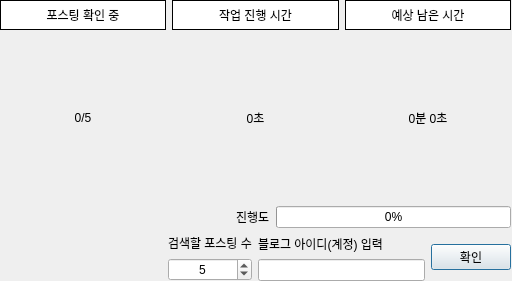
Before: the Qt Designer form resources/neighborBlame.ui in jihan-jinhee/blogHelper, drawn with Qt 5.
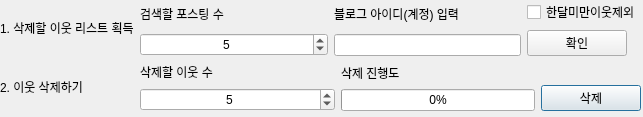
After: the same form once the commit is applied.

Commit message: 1. 이웃 삭제 기능 추가

The edit to the form file:
```diff
--- a/resources/neighborBlame.ui
+++ b/resources/neighborBlame.ui
@@ -6,8 +6,8 @@
    <rect>
     <x>0</x>
     <y>0</y>
-    <width>512</width>
-    <height>281</height>
+    <width>643</width>
+    <height>117</height>
    </rect>
   </property>
   <property name="windowTitle">
@@ -18,54 +18,30 @@
     <rect>
      <x>0</x>
      <y>0</y>
-     <width>511</width>
-     <height>281</height>
+     <width>641</width>
+     <height>111</height>
     </rect>
    </property>
-   <layout class="QVBoxLayout" name="verticalLayout_5" stretch="1,1,1">
-    <property name="topMargin">
-     <number>0</number>
-    </property>
-    <property name="bottomMargin">
-     <number>0</number>
-    </property>
-    <item>
-     <layout class="QHBoxLayout" name="horizontalLayout_2">
-      <property name="rightMargin">
-       <number>0</number>
-      </property>
+   <layout class="QGridLayout" name="gridLayout">
+    <item row="1" column="2">
+     <layout class="QHBoxLayout" name="horizontalLayout_3" stretch="1,1,1">
       <item>
        <layout class="QVBoxLayout" name="verticalLayout">
         <item>
          <widget class="QLabel" name="label">
-          <property name="maximumSize">
-           <size>
-            <width>16777215</width>
-            <height>30</height>
-           </size>
-          </property>
-          <property name="styleSheet">
-           <string notr="true">background-color: rgb(255, 255, 255);</string>
-          </property>
-          <property name="frameShape">
-           <enum>QFrame::Box</enum>
-          </property>
           <property name="text">
-           <string>포스팅 확인 중</string>
-          </property>
-          <property name="alignment">
-           <set>Qt::AlignCenter</set>
+           <string>삭제할 이웃 수</string>
           </property>
          </widget>
         </item>
         <item>
-         <widget class="QLabel" name="label_processing">
-          <property name="text">
-           <string>0/5</string>
-          </property>
+         <widget class="QSpinBox" name="spinBox_delete">
           <property name="alignment">
            <set>Qt::AlignCenter</set>
           </property>
+          <property name="value">
+           <number>5</number>
+          </property>
          </widget>
         </item>
        </layout>
@@ -73,126 +49,78 @@
       <item>
        <layout class="QVBoxLayout" name="verticalLayout_2">
         <item>
-         <widget class="QLabel" name="label_3">
-          <property name="maximumSize">
-           <size>
-            <width>16777215</width>
-            <height>30</height>
-           </size>
-          </property>
-          <property name="styleSheet">
-           <string notr="true">background-color: rgb(255, 255, 255);</string>
-          </property>
-          <property name="frameShape">
-           <enum>QFrame::Box</enum>
-          </property>
+         <widget class="QLabel" name="label_4">
           <property name="text">
-           <string>작업 진행 시간</string>
+           <string>삭제 진행도</string>
           </property>
-          <property name="alignment">
-           <set>Qt::AlignCenter</set>
-          </property>
          </widget>
         </item>
         <item>
-         <widget class="QLabel" name="label_processTime">
-          <property name="text">
-           <string>0초</string>
+         <widget class="QProgressBar" name="progressBar">
+          <property name="value">
+           <number>0</number>
           </property>
-          <property name="alignment">
-           <set>Qt::AlignCenter</set>
-          </property>
          </widget>
         </item>
        </layout>
       </item>
       <item>
-       <layout class="QVBoxLayout" name="verticalLayout_3">
+       <layout class="QVBoxLayout" name="verticalLayout_5">
         <item>
-         <widget class="QLabel" name="label_5">
-          <property name="maximumSize">
+         <spacer name="verticalSpacer">
+          <property name="orientation">
+           <enum>Qt::Vertical</enum>
+          </property>
+          <property name="sizeHint" stdset="0">
            <size>
-            <width>16777215</width>
-            <height>30</height>
+            <width>20</width>
+            <height>40</height>
            </size>
           </property>
-          <property name="styleSheet">
-           <string notr="true">background-color: rgb(255, 255, 255);</string>
+         </spacer>
+        </item>
+        <item>
+         <widget class="QPushButton" name="btn_deleteNeighbor">
+          <property name="minimumSize">
+           <size>
+            <width>0</width>
+            <height>0</height>
+           </size>
           </property>
-          <property name="frameShape">
-           <enum>QFrame::Box</enum>
+          <property name="maximumSize">
+           <size>
+            <width>100</width>
+            <height>16777215</height>
+           </size>
           </property>
           <property name="text">
-           <string>예상 남은 시간</string>
+           <string>삭제</string>
           </property>
-          <property name="alignment">
-           <set>Qt::AlignCenter</set>
-          </property>
          </widget>
         </item>
-        <item>
-         <widget class="QLabel" name="label_remainTime">
-          <property name="text">
-           <string>0분 0초</string>
-          </property>
-          <property name="alignment">
-           <set>Qt::AlignCenter</set>
-          </property>
-         </widget>
-        </item>
        </layout>
       </item>
      </layout>
     </item>
-    <item>
-     <layout class="QHBoxLayout" name="horizontalLayout_3">
-      <item>
-       <spacer name="horizontalSpacer">
-        <property name="orientation">
-         <enum>Qt::Horizontal</enum>
-        </property>
-        <property name="sizeHint" stdset="0">
-         <size>
-          <width>40</width>
-          <height>20</height>
-         </size>
-        </property>
-       </spacer>
-      </item>
-      <item>
-       <widget class="QLabel" name="label_4">
-        <property name="text">
-         <string>진행도</string>
-        </property>
-       </widget>
-      </item>
-      <item>
-       <widget class="QProgressBar" name="progressBar">
-        <property name="value">
-         <number>0</number>
-        </property>
-       </widget>
-      </item>
-     </layout>
+    <item row="1" column="0">
+     <widget class="QLabel" name="label_5">
+      <property name="text">
+       <string>2. 이웃 삭제하기</string>
+      </property>
+     </widget>
     </item>
-    <item>
-     <layout class="QHBoxLayout" name="horizontalLayout">
+    <item row="0" column="0">
+     <widget class="QLabel" name="label_3">
+      <property name="text">
+       <string>1. 삭제할 이웃 리스트 획득</string>
+      </property>
+     </widget>
+    </item>
+    <item row="0" column="2">
+     <layout class="QHBoxLayout" name="horizontalLayout" stretch="1,1,1">
       <property name="leftMargin">
        <number>0</number>
       </property>
-      <item>
-       <spacer name="horizontalSpacer_2">
-        <property name="orientation">
-         <enum>Qt::Horizontal</enum>
-        </property>
-        <property name="sizeHint" stdset="0">
-         <size>
-          <width>40</width>
-          <height>20</height>
-         </size>
-        </property>
-       </spacer>
-      </item>
       <item>
        <layout class="QVBoxLayout" name="verticalLayout_6">
         <item>
@@ -241,23 +169,49 @@
        </layout>
       </item>
       <item>
-       <widget class="QPushButton" name="btn_check">
-        <property name="minimumSize">
-         <size>
-          <width>0</width>
-          <height>0</height>
-         </size>
+       <layout class="QVBoxLayout" name="verticalLayout_3">
+        <property name="rightMargin">
+         <number>0</number>
         </property>
-        <property name="maximumSize">
-         <size>
-          <width>100</width>
-          <height>16777215</height>
-         </size>
-        </property>
-        <property name="text">
-         <string>확인</string>
-        </property>
-       </widget>
+        <item>
+         <widget class="QCheckBox" name="checkBox">
+          <property name="sizePolicy">
+           <sizepolicy hsizetype="Minimum" vsizetype="Fixed">
+            <horstretch>0</horstretch>
+            <verstretch>0</verstretch>
+           </sizepolicy>
+          </property>
+          <property name="maximumSize">
+           <size>
+            <width>120</width>
+            <height>16777215</height>
+           </size>
+          </property>
+          <property name="text">
+           <string>한달미만이웃제외</string>
+          </property>
+         </widget>
+        </item>
+        <item>
+         <widget class="QPushButton" name="btn_check">
+          <property name="minimumSize">
+           <size>
+            <width>0</width>
+            <height>0</height>
+           </size>
+          </property>
+          <property name="maximumSize">
+           <size>
+            <width>100</width>
+            <height>16777215</height>
+           </size>
+          </property>
+          <property name="text">
+           <string>확인</string>
+          </property>
+         </widget>
+        </item>
+       </layout>
       </item>
      </layout>
     </item>
```
Left out of the diff: 2 changed lines with no effect on the pictures. The commit also changes 3 other files.
